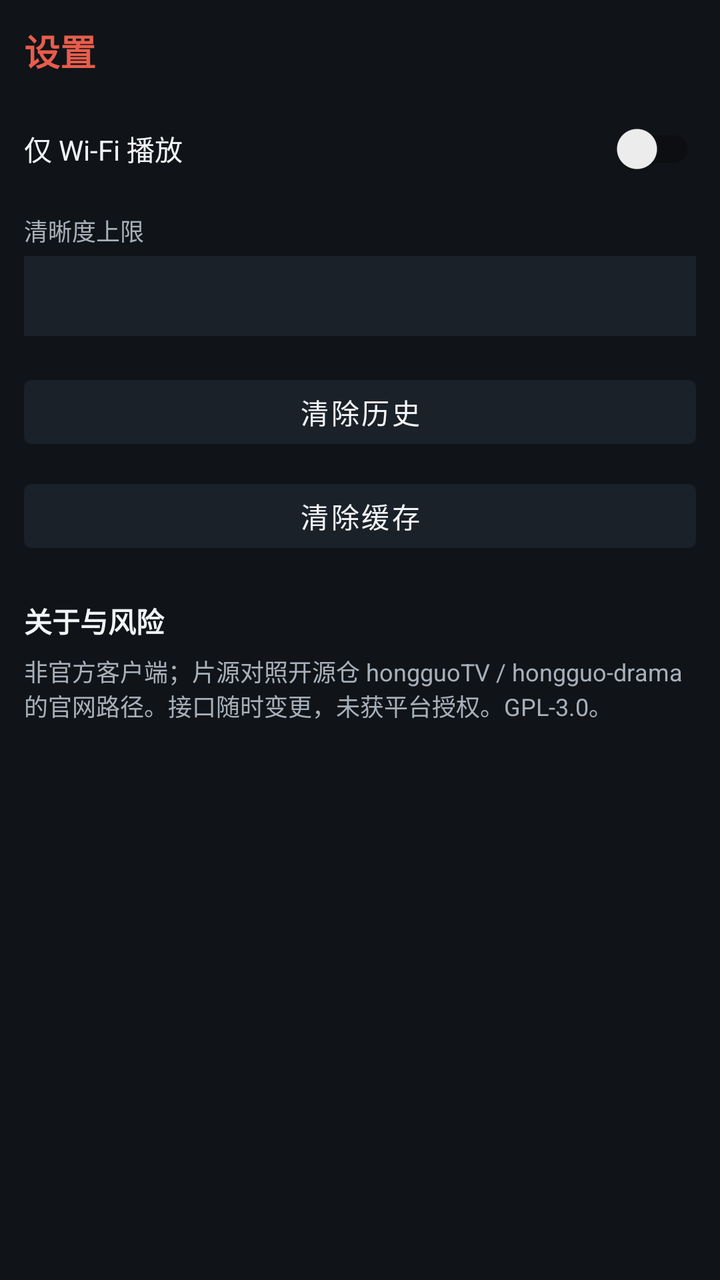
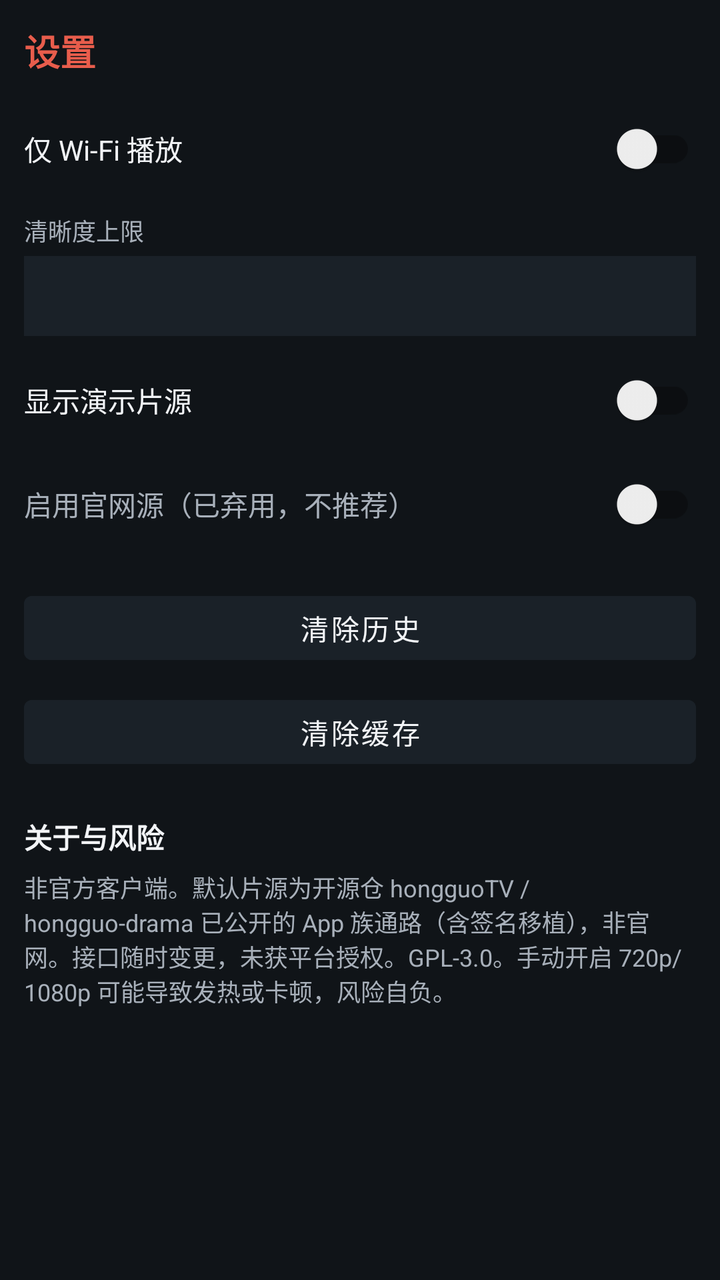

The first picture is an Android layout as it rendered before a commit; the second is the same layout after the commit. The layout source and the unified diff follow.
<!-- AndroidManifest.xml: application theme Theme.HongguoWatch -->
<!-- res/layout/activity_settings.xml -->
<?xml version="1.0" encoding="utf-8"?>
<ScrollView xmlns:android="http://schemas.android.com/apk/res/android"
    android:layout_width="match_parent"
    android:layout_height="match_parent"
    android:background="@color/bg">

    <LinearLayout
        android:layout_width="match_parent"
        android:layout_height="wrap_content"
        android:orientation="vertical"
        android:padding="12dp">

        <TextView
            android:layout_width="match_parent"
            android:layout_height="wrap_content"
            android:text="@string/tab_settings"
            android:textColor="@color/accent"
            android:textSize="18sp"
            android:textStyle="bold" />

        <androidx.appcompat.widget.SwitchCompat
            android:id="@+id/wifiOnlySwitch"
            android:layout_width="match_parent"
            android:layout_height="48dp"
            android:layout_marginTop="12dp"
            android:text="@string/wifi_only"
            android:textColor="@color/text_primary" />

        <TextView
            android:layout_width="match_parent"
            android:layout_height="wrap_content"
            android:layout_marginTop="8dp"
            android:text="@string/max_quality"
            android:textColor="@color/text_secondary"
            android:textSize="12sp" />

        <Spinner
            android:id="@+id/qualitySpinner"
            android:layout_width="match_parent"
            android:layout_height="40dp"
            android:layout_marginTop="4dp"
            android:background="@color/bg_elevated" />

        <Button
            android:id="@+id/clearHistoryButton"
            android:layout_width="match_parent"
            android:layout_height="44dp"
            android:layout_marginTop="16dp"
            android:backgroundTint="@color/bg_elevated"
            android:text="@string/clear_history"
            android:textColor="@color/text_primary" />

        <Button
            android:id="@+id/clearCacheButton"
            android:layout_width="match_parent"
            android:layout_height="44dp"
            android:layout_marginTop="8dp"
            android:backgroundTint="@color/bg_elevated"
            android:text="@string/clear_cache"
            android:textColor="@color/text_primary" />

        <TextView
            android:layout_width="match_parent"
            android:layout_height="wrap_content"
            android:layout_marginTop="20dp"
            android:text="@string/about_title"
            android:textColor="@color/text_primary"
            android:textSize="14sp"
            android:textStyle="bold" />

        <TextView
            android:layout_width="match_parent"
            android:layout_height="wrap_content"
            android:layout_marginTop="6dp"
            android:text="@string/about_body"
            android:textColor="@color/text_secondary"
            android:textSize="12sp" />
    </LinearLayout>
</ScrollView>
<!-- resources referenced by this layout -->
<resources>
  <color name="accent">#E85D4C</color>
  <color name="bg">#101418</color>
  <color name="bg_elevated">#1A2128</color>
  <color name="text_primary">#F2F4F7</color>
  <color name="text_secondary">#A8B0BA</color>
  <string name="about_body">非官方客户端；片源对照开源仓 hongguoTV / hongguo-drama 的官网路径。接口随时变更，未获平台授权。GPL‑3.0。</string>
  <string name="about_title">关于与风险</string>
  <string name="clear_cache">清除缓存</string>
  <string name="clear_history">清除历史</string>
  <string name="max_quality">清晰度上限</string>
  <string name="tab_settings">设置</string>
  <string name="wifi_only">仅 Wi‑Fi 播放</string>
  <style name="Theme.HongguoWatch" parent="Theme.MaterialComponents.DayNight.NoActionBar">
          <item name="colorPrimary">@color/accent</item>
          <item name="colorPrimaryVariant">@color/accent_dim</item>
          <item name="colorSecondary">@color/accent</item>
          <item name="android:statusBarColor">@color/bg</item>
          <item name="android:navigationBarColor">@color/bg</item>
          <item name="android:windowBackground">@color/bg</item>
          <item name="android:textColorPrimary">@color/text_primary</item>
          <item name="android:textColorSecondary">@color/text_secondary</item>
      </style>
  <color name="accent_dim">#B3473A</color>
</resources>

<!-- the commit's change to res/layout/activity_settings.xml (unified diff, before → after) -->
@@ -41,6 +41,22 @@
             android:layout_marginTop="4dp"
             android:background="@color/bg_elevated" />
 
+        <androidx.appcompat.widget.SwitchCompat
+            android:id="@+id/showDemoSwitch"
+            android:layout_width="match_parent"
+            android:layout_height="48dp"
+            android:layout_marginTop="8dp"
+            android:text="@string/show_demo"
+            android:textColor="@color/text_primary" />
+
+        <androidx.appcompat.widget.SwitchCompat
+            android:id="@+id/officialSwitch"
+            android:layout_width="match_parent"
+            android:layout_height="48dp"
+            android:layout_marginTop="4dp"
+            android:text="@string/enable_official"
+            android:textColor="@color/text_secondary" />
+
         <Button
             android:id="@+id/clearHistoryButton"
             android:layout_width="match_parent"
<!-- resource entries referenced after the edit -->
@@ -5,11 +5,13 @@
   <color name="bg_elevated">#1A2128</color>
   <color name="text_primary">#F2F4F7</color>
   <color name="text_secondary">#A8B0BA</color>
-  <string name="about_body">非官方客户端；片源对照开源仓 hongguoTV / hongguo-drama 的官网路径。接口随时变更，未获平台授权。GPL‑3.0。</string>
+  <string name="about_body">非官方客户端。默认片源为开源仓 hongguoTV / hongguo-drama 已公开的 App 族通路（含签名移植），非官网。接口随时变更，未获平台授权。GPL‑3.0。手动开启 720p/1080p 可能导致发热或卡顿，风险自负。</string>
   <string name="about_title">关于与风险</string>
   <string name="clear_cache">清除缓存</string>
   <string name="clear_history">清除历史</string>
+  <string name="enable_official">启用官网源（已弃用，不推荐）</string>
   <string name="max_quality">清晰度上限</string>
+  <string name="show_demo">显示演示片源</string>
   <string name="tab_settings">设置</string>
   <string name="wifi_only">仅 Wi‑Fi 播放</string>
   <style name="Theme.HongguoWatch" parent="Theme.MaterialComponents.DayNight.NoActionBar">
